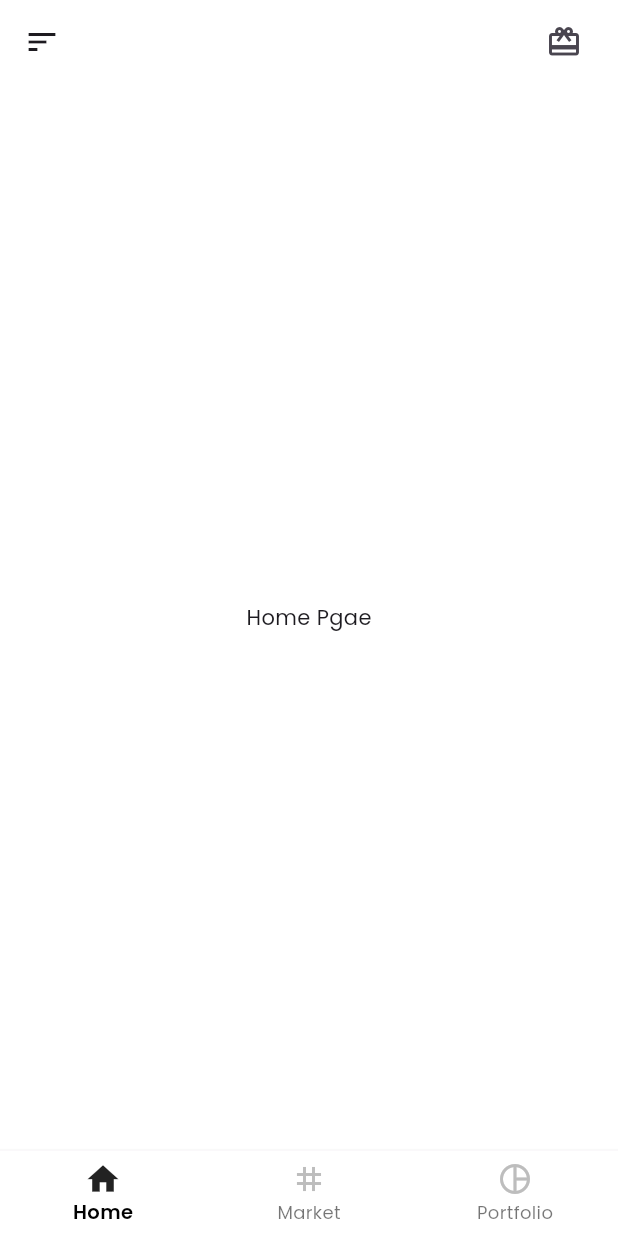
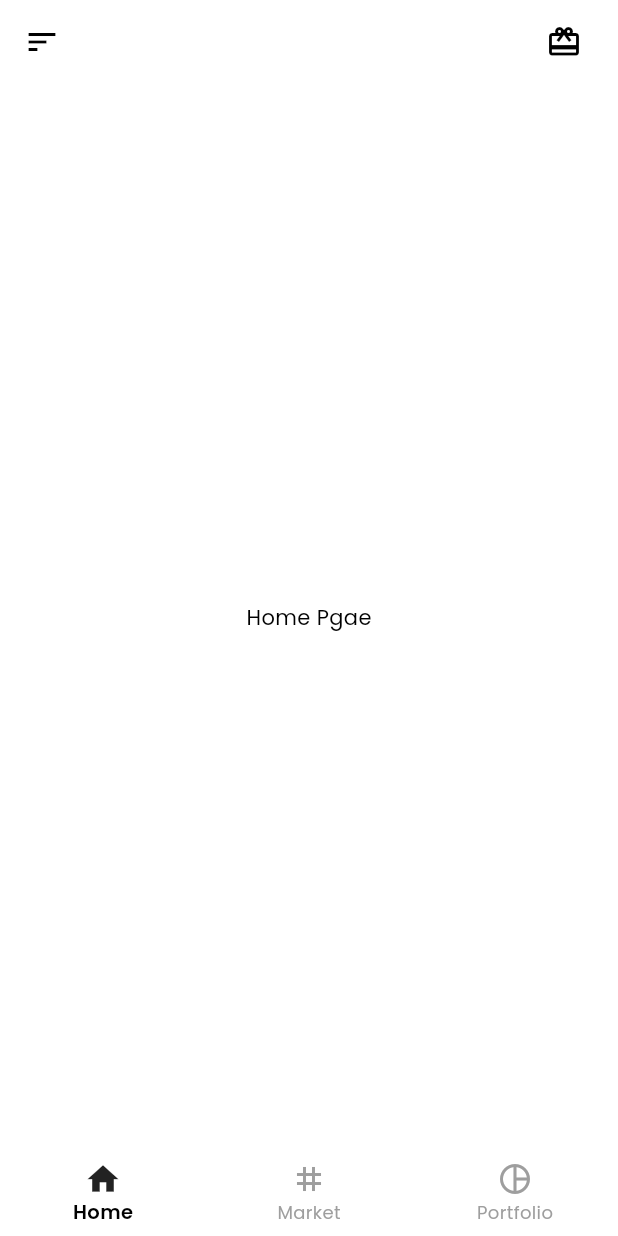
Before and after one commit to PrashantShaw/flutter-Crypto_App_v1, a Flutter app: the screen it shows after launch, on a phone screen of 412 x 824 dp. Run offline on Flutter 3.47's test engine with Material 3 defaults, Android fonts, the light colour scheme and no system bars; our stand-ins replace fl_chart, flutter_spinkit.

Commit message:
feat: theme setup 80%

```diff
--- a/lib/main.dart
+++ b/lib/main.dart
@@ -4,6 +4,7 @@ import 'package:crypto_app_01/ui/pages/splash_screen.dart';
 import 'package:crypto_app_01/resources/providers/coinchart_provider.dart';
 import 'package:crypto_app_01/resources/providers/coins_provider.dart';
 import 'package:crypto_app_01/ui/theme/app_theme.dart';
+import 'package:crypto_app_01/utils/helper.dart';
 import 'package:flutter/material.dart';
 import 'package:flutter/services.dart';
 import 'package:provider/provider.dart';
@@ -27,19 +28,18 @@ class MyApp extends StatelessWidget {
   // This widget is the root of your application.
   @override
   Widget build(BuildContext context) {
+    ThemeData themeData = context.watch<CAppThemeProvider>().cAppThemeData;
+    // SystemUiOverlayStyle cSystemUiOverlayStyle =
+    //     context.watch<CAppThemeProvider>().cSystemUiOverlayStyle;
+    final SystemUiOverlayStyle cSystemUiOverlayStyleLight =
+        getSystemUiOverlayLight();
+
     SystemChrome.setPreferredOrientations([DeviceOrientation.portraitUp]);
-    SystemChrome.setSystemUIOverlayStyle(
-      const SystemUiOverlayStyle(
-        systemNavigationBarColor: Colors.white,
-        systemNavigationBarIconBrightness: Brightness.dark,
-      ),
-    );
-
-    ThemeData themeData = context.watch<CAppThemeProvider>().cAppThemeData;
+    SystemChrome.setSystemUIOverlayStyle(cSystemUiOverlayStyleLight);
 
     return MaterialApp(
       debugShowCheckedModeBanner: false,
-      themeMode: ThemeMode.system,
+      themeMode: ThemeMode.light,
       theme: themeData,
       darkTheme: CAppTheme.darkTheme(),
       home: const SplashScreen(),
--- a/lib/resources/providers/theme_provider.dart
+++ b/lib/resources/providers/theme_provider.dart
@@ -1,20 +1,28 @@
 import 'package:crypto_app_01/ui/theme/app_theme.dart';
+import 'package:crypto_app_01/utils/helper.dart';
 import 'package:flutter/material.dart';
+import 'package:flutter/services.dart';
 
 enum ThemeType { dark, light }
 
 class CAppThemeProvider extends ChangeNotifier {
-  bool _isDark = ThemeMode.system == ThemeMode.dark;
-  ThemeData _cAppThemeData = ThemeMode.system == ThemeMode.dark
-      ? CAppTheme.darkTheme()
-      : CAppTheme.lightTheme();
+  // states
+  bool _isDark = false;
+  ThemeData _cAppThemeData = CAppTheme.lightTheme();
+  // SystemUiOverlayStyle _cSystemUiOverlayStyle = getSystemUiOverlayDark();
 
+  // getters
+  bool get isDark => _isDark;
   ThemeData get cAppThemeData => _cAppThemeData;
-  bool get isDark => _isDark;
+  // SystemUiOverlayStyle get cSystemUiOverlayStyle => _cSystemUiOverlayStyle;
 
+  // methods
   void toggleCAppTheme() {
     _isDark = !_isDark;
     _cAppThemeData = _isDark ? CAppTheme.darkTheme() : CAppTheme.lightTheme();
+    SystemUiOverlayStyle cSystemUiOverlayStyle =
+        _isDark ? getSystemUiOverlayDark() : getSystemUiOverlayLight();
+    SystemChrome.setSystemUIOverlayStyle(cSystemUiOverlayStyle);
     notifyListeners();
   }
 }
--- a/lib/ui/components/root_appbar.dart
+++ b/lib/ui/components/root_appbar.dart
@@ -1,9 +1,11 @@
+import 'package:crypto_app_01/resources/providers/theme_provider.dart';
 import 'package:flutter/material.dart';
+import 'package:provider/provider.dart';
 
 AppBar rootAppBar(BuildContext context) {
+  final ThemeData appTheme = context.watch<CAppThemeProvider>().cAppThemeData;
+
   return AppBar(
-    backgroundColor: Colors.white,
-    surfaceTintColor: Colors.transparent,
     leading: Builder(
       builder: (context) => IconButton(
           onPressed: () => Scaffold.of(context).openDrawer(),
--- a/lib/ui/components/root_drawer.dart
+++ b/lib/ui/components/root_drawer.dart
@@ -5,9 +5,9 @@ import 'package:flutter/services.dart';
 import 'package:provider/provider.dart';
 
 Drawer rootDrawer(BuildContext context) {
+  final CAppThemeProvider cAppThemeProvider = context.read<CAppThemeProvider>();
+
   return Drawer(
-    backgroundColor: Colors.white,
-    elevation: 0,
     width: MediaQuery.sizeOf(context).width * 0.85,
     child: ListView(
       padding: EdgeInsets.zero,
@@ -23,7 +23,7 @@ Drawer rootDrawer(BuildContext context) {
             ),
           ),
         ),
-        SizedBox(height: 24),
+        const SizedBox(height: 24),
         ListTile(
           leading: Icon(Icons.person_outline_rounded),
           title: Text('My Profile'),
@@ -56,10 +56,10 @@ Drawer rootDrawer(BuildContext context) {
           title: Text('Dark Theme'),
           onTap: () {},
           trailing: Switch(
-            value: context.watch<CAppThemeProvider>().isDark,
-            onChanged: (val) =>
-                context.read<CAppThemeProvider>().toggleCAppTheme(),
-          ),
+              value: context.watch<CAppThemeProvider>().isDark,
+              onChanged: (val) {
+                cAppThemeProvider.toggleCAppTheme();
+              }),
         ),
       ],
     ),
--- a/lib/ui/pages/chart_page.dart
+++ b/lib/ui/pages/chart_page.dart
@@ -206,6 +206,7 @@ class _CoinChartPageState extends State<CoinChartPage> {
   }
 
   LineChartData createLineChart() {
+    final ThemeData appTheme = context.watch<CAppThemeProvider>().cAppThemeData;
     return LineChartData(
         lineTouchData: LineTouchData(
           touchTooltipData: LineTouchTooltipData(
@@ -240,8 +241,7 @@ class _CoinChartPageState extends State<CoinChartPage> {
         ),
         lineBarsData: [
           LineChartBarData(
-            color:
-                context.watch<CAppThemeProvider>().cAppThemeData.primaryColor,
+            color: appTheme.colorScheme.primary,
             spots: getChartFlSpots(),
             isCurved: true,
             isStrokeCapRound: true,
--- a/lib/ui/pages/coin_market_page.dart
+++ b/lib/ui/pages/coin_market_page.dart
@@ -1,4 +1,5 @@
 import 'package:crypto_app_01/resources/models_v2/coin_model_v2.dart';
+import 'package:crypto_app_01/resources/providers/theme_provider.dart';
 import 'package:crypto_app_01/ui/components/coin_tile.dart';
 import 'package:crypto_app_01/resources/providers/coins_provider.dart';
 import 'package:flutter/material.dart';
@@ -21,8 +22,9 @@ class _CoinMarketPageState extends State<CoinMarketPage> {
 
   @override
   Widget build(BuildContext context) {
+    ThemeData appTheme = context.watch<CAppThemeProvider>().cAppThemeData;
     return Scaffold(
-      backgroundColor: Colors.white,
+      backgroundColor: appTheme.colorScheme.background,
       body: RefreshIndicator(
         onRefresh: () => context.read<Coins>().fetchMarketData(),
         child: Consumer<Coins>(
@@ -56,7 +58,7 @@ class _CoinMarketPageState extends State<CoinMarketPage> {
 
   Padding coinTilesWrapper(List<CoinModelV2>? marketData) {
     return Padding(
-      padding: const EdgeInsets.fromLTRB(24, 0, 24, 0),
+      padding: const EdgeInsets.fromLTRB(24, 12, 24, 0),
       child: ListView.builder(
         itemCount: marketData!.length,
         itemBuilder: (context, index) {
--- a/lib/ui/pages/home_page.dart
+++ b/lib/ui/pages/home_page.dart
@@ -1,13 +1,18 @@
+import 'package:crypto_app_01/resources/providers/theme_provider.dart';
 import 'package:flutter/material.dart';
+import 'package:provider/provider.dart';
 
 class HomePage extends StatelessWidget {
   const HomePage({super.key});
 
   @override
   Widget build(BuildContext context) {
+    final ThemeData appTheme = context.watch<CAppThemeProvider>().cAppThemeData;
+    // var x = appTheme.appBarTheme;
+    // print('############ ${x.surfaceTintColor} ${x.backgroundColor}');
     return Scaffold(
-      backgroundColor: Colors.white,
-      body: Center(
+      backgroundColor: appTheme.colorScheme.background,
+      body: const Center(
         child: Text("Home Pgae"),
       ),
     );
--- a/lib/ui/pages/portfolio_page.dart
+++ b/lib/ui/pages/portfolio_page.dart
@@ -1,13 +1,17 @@
+import 'package:crypto_app_01/resources/providers/theme_provider.dart';
 import 'package:flutter/material.dart';
+import 'package:provider/provider.dart';
 
 class PortfolioPage extends StatelessWidget {
   const PortfolioPage({super.key});
 
   @override
   Widget build(BuildContext context) {
+    final ThemeData appTheme = context.watch<CAppThemeProvider>().cAppThemeData;
+
     return Scaffold(
-      backgroundColor: Colors.white,
-      body: Center(
+      backgroundColor: appTheme.colorScheme.background,
+      body: const Center(
         child: Text("Portfolio Pgae"),
       ),
     );
--- a/lib/ui/pages/root_navigator.dart
+++ b/lib/ui/pages/root_navigator.dart
@@ -1,9 +1,11 @@
+import 'package:crypto_app_01/resources/providers/theme_provider.dart';
 import 'package:crypto_app_01/ui/components/root_appbar.dart';
 import 'package:crypto_app_01/ui/components/root_drawer.dart';
 import 'package:crypto_app_01/ui/pages/coin_market_page.dart';
 import 'package:crypto_app_01/ui/pages/home_page.dart';
 import 'package:crypto_app_01/ui/pages/portfolio_page.dart';
 import 'package:flutter/material.dart';
+import 'package:provider/provider.dart';
 
 final List pages = [
   () => const HomePage(),
@@ -29,25 +31,15 @@ class _RootNavigatorState extends State<RootNavigator> {
       appBar: rootAppBar(context),
       drawer: rootDrawer(context),
       body: currentPage(),
-      bottomNavigationBar: rootBottomNavBar(),
+      bottomNavigationBar: rootBottomNavBar(context),
     );
   }
 
-  BottomNavigationBar rootBottomNavBar() {
+  BottomNavigationBar rootBottomNavBar(BuildContext context) {
+    final ThemeData appTheme = context.watch<CAppThemeProvider>().cAppThemeData;
+
     return BottomNavigationBar(
       currentIndex: _currentPageIndex,
-      selectedFontSize: 15,
-      selectedIconTheme: const IconThemeData(color: Colors.black87, size: 25),
-      selectedLabelStyle:
-          const TextStyle(fontWeight: FontWeight.w600, fontSize: 13),
-      unselectedIconTheme: IconThemeData(
-        color: Colors.grey.shade400,
-      ),
-      unselectedLabelStyle: TextStyle(color: Colors.grey.shade400),
-      selectedItemColor: Colors.black,
-      elevation: 2,
-      backgroundColor: Colors.white,
-      enableFeedback: true,
       onTap: (value) => setState(() {
         _currentPageIndex = value;
       }),
--- a/lib/ui/theme/app_theme.dart
+++ b/lib/ui/theme/app_theme.dart
@@ -1,3 +1,7 @@
+import 'package:crypto_app_01/ui/theme/custom_theme/app_bar_theme.dart';
+import 'package:crypto_app_01/ui/theme/custom_theme/app_color_scheme.dart';
+import 'package:crypto_app_01/ui/theme/custom_theme/app_drawer_theme.dart';
+import 'package:crypto_app_01/ui/theme/custom_theme/bottom_navbar_theme.dart';
 import 'package:flutter/material.dart';
 
 class CAppTheme {
@@ -6,8 +10,10 @@ class CAppTheme {
     return ThemeData(
       fontFamily: 'Poppins',
       useMaterial3: true,
-      brightness: Brightness.light,
-      primaryColor: Colors.amber,
+      colorScheme: colorSchemeLight,
+      appBarTheme: appBarThemeLight,
+      bottomNavigationBarTheme: bottomNavbarThemeLight,
+      drawerTheme: drawerThemeLight,
     );
   }
 
@@ -16,8 +22,10 @@ class CAppTheme {
     return ThemeData(
       fontFamily: 'Poppins',
       useMaterial3: true,
-      brightness: Brightness.dark,
-      primaryColor: Colors.purple,
+      colorScheme: colorSchemeDark,
+      appBarTheme: appBarThemeDark,
+      bottomNavigationBarTheme: bottomNavbarThemeDark,
+      drawerTheme: drawerThemeDark,
     );
   }
 }
--- /dev/null
+++ b/lib/ui/theme/custom_theme/app_bar_theme.dart
@@ -0,0 +1,20 @@
+import 'package:flutter/material.dart';
+
+final AppBarTheme appBarThemeLight = const AppBarTheme().copyWith(
+  elevation: 0,
+  surfaceTintColor: Colors.transparent,
+  backgroundColor: Colors.white,
+  // iconTheme: const IconThemeData(
+  //   color: Colors.black87,
+  // ),
+);
+
+final AppBarTheme appBarThemeDark = const AppBarTheme().copyWith(
+  elevation: 0,
+  surfaceTintColor: const Color.fromARGB(255, 20, 20, 20),
+  backgroundColor: const Color.fromARGB(255, 20, 20, 20),
+
+  // iconTheme: const IconThemeData(
+  //   color: Colors.white70,
+  // ),
+);
--- /dev/null
+++ b/lib/ui/theme/custom_theme/app_color_scheme.dart
@@ -0,0 +1,13 @@
+import 'package:flutter/material.dart';
+
+final ColorScheme colorSchemeLight = const ColorScheme.light().copyWith(
+  primary: Colors.amber,
+  brightness: Brightness.light,
+  background: Colors.white,
+);
+
+final ColorScheme colorSchemeDark = const ColorScheme.dark().copyWith(
+  primary: Colors.amber,
+  brightness: Brightness.dark,
+  background: Colors.black,
+);
--- /dev/null
+++ b/lib/ui/theme/custom_theme/app_drawer_theme.dart
@@ -0,0 +1,11 @@
+import 'package:flutter/material.dart';
+
+final DrawerThemeData drawerThemeLight = const DrawerThemeData().copyWith(
+  elevation: 0,
+  backgroundColor: Colors.white,
+);
+
+final DrawerThemeData drawerThemeDark = const DrawerThemeData().copyWith(
+  elevation: 0,
+  // backgroundColor: Colors.white,
+);
--- /dev/null
+++ b/lib/ui/theme/custom_theme/bottom_navbar_theme.dart
@@ -0,0 +1,31 @@
+import 'package:flutter/material.dart';
+
+final BottomNavigationBarThemeData bottomNavbarThemeLight =
+    const BottomNavigationBarThemeData().copyWith(
+  elevation: 0,
+  enableFeedback: true,
+  backgroundColor: Colors.white,
+  // selected
+  selectedItemColor: Colors.black,
+  selectedIconTheme: IconThemeData(color: Colors.black87, size: 25),
+  selectedLabelStyle: TextStyle(fontWeight: FontWeight.w600, fontSize: 13),
+  // unselected
+  unselectedItemColor: Colors.grey,
+  unselectedIconTheme: IconThemeData(color: Colors.grey),
+  unselectedLabelStyle: TextStyle(color: Colors.grey),
+);
+
+final BottomNavigationBarThemeData bottomNavbarThemeDark =
+    const BottomNavigationBarThemeData().copyWith(
+  elevation: 3,
+  enableFeedback: true,
+  backgroundColor: const Color.fromARGB(255, 20, 20, 20),
+  // selected
+  selectedItemColor: Colors.white,
+  selectedIconTheme: IconThemeData(color: Colors.white, size: 25),
+  selectedLabelStyle: TextStyle(fontWeight: FontWeight.w600, fontSize: 13),
+  // unselected
+  unselectedItemColor: Colors.grey,
+  unselectedIconTheme: IconThemeData(color: Colors.grey),
+  unselectedLabelStyle: TextStyle(color: Colors.grey),
+);
--- a/lib/utils/helper.dart
+++ b/lib/utils/helper.dart
@@ -4,6 +4,7 @@ import 'dart:convert';
 import 'package:crypto_app_01/resources/models_v2/coin_chart_model_v2.dart';
 import 'package:crypto_app_01/resources/models_v2/coin_model_v2.dart';
 import 'package:flutter/material.dart';
+import 'package:flutter/services.dart';
 
 TextStyle textStyle(
   double fSize,
@@ -51,3 +52,17 @@ void navigateTo(BuildContext context, Widget pageWidget) {
 void sleepFor(int secconds, void Function() callback) {
   Timer(Duration(seconds: secconds), callback);
 }
+
+SystemUiOverlayStyle getSystemUiOverlayLight() {
+  return const SystemUiOverlayStyle(
+    systemNavigationBarColor: Colors.white,
+    systemNavigationBarIconBrightness: Brightness.dark,
+  );
+}
+
+SystemUiOverlayStyle getSystemUiOverlayDark() {
+  return const SystemUiOverlayStyle(
+    systemNavigationBarColor: Color.fromARGB(255, 20, 20, 20),
+    systemNavigationBarIconBrightness: Brightness.light,
+  );
+}
```
